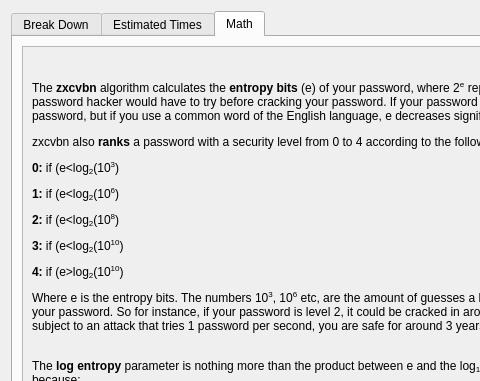
Qt form scr/passwordInfo.ui (waltergallegog/SEcubeWallet) before a commit; both pictures show x 0 to 480 and y 0 to 381 of the 758 by 485 pixel window.
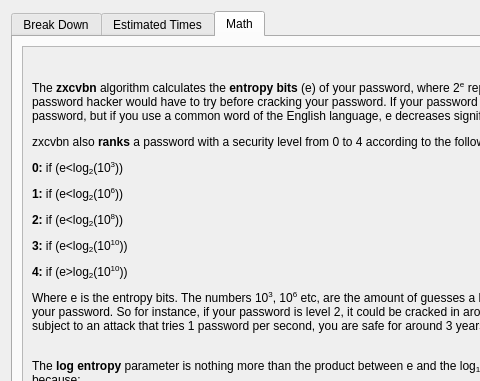
The same form after that commit. The open tabs and pages were chosen to show the change.

```diff
--- a/scr/passwordInfo.ui
+++ b/scr/passwordInfo.ui
@@ -195,11 +195,11 @@
 &lt;/style&gt;&lt;/head&gt;&lt;body style=&quot; font-family:'Sans Serif'; font-size:9pt; font-weight:400; font-style:normal;&quot;&gt;
 &lt;p style=&quot; margin-top:12px; margin-bottom:12px; margin-left:0px; margin-right:0px; -qt-block-indent:0; text-indent:0px;&quot;&gt;The &lt;span style=&quot; font-weight:600;&quot;&gt;zxcvbn&lt;/span&gt; algorithm calculates the&lt;span style=&quot; font-weight:600;&quot;&gt; entropy bits&lt;/span&gt; (e) of your password, where 2&lt;span style=&quot; vertical-align:super;&quot;&gt;e&lt;/span&gt;&lt;span style=&quot; font-size:10pt;&quot;&gt; &lt;/span&gt;represents the number of different possibilities a password hacker would have to try before cracking your password. If your password is really random then e is the length of your password, but if you use a common word of the English language, e decreases significantly. &lt;/p&gt;
 &lt;p style=&quot; margin-top:12px; margin-bottom:12px; margin-left:0px; margin-right:0px; -qt-block-indent:0; text-indent:0px;&quot;&gt;zxcvbn also &lt;span style=&quot; font-weight:600;&quot;&gt;ranks&lt;/span&gt; a password with a security level from 0 to 4 according to the following rules:&lt;/p&gt;
-&lt;p style=&quot; margin-top:12px; margin-bottom:12px; margin-left:0px; margin-right:0px; -qt-block-indent:0; text-indent:0px;&quot;&gt;&lt;span style=&quot; font-weight:600;&quot;&gt;0:&lt;/span&gt; if (e&amp;lt;log&lt;span style=&quot; vertical-align:sub;&quot;&gt;2&lt;/span&gt;(10&lt;span style=&quot; vertical-align:super;&quot;&gt;3&lt;/span&gt;) &lt;/p&gt;
-&lt;p style=&quot; margin-top:12px; margin-bottom:12px; margin-left:0px; margin-right:0px; -qt-block-indent:0; text-indent:0px;&quot;&gt;&lt;span style=&quot; font-weight:600;&quot;&gt;1: &lt;/span&gt;if (e&amp;lt;log&lt;span style=&quot; vertical-align:sub;&quot;&gt;2&lt;/span&gt;(10&lt;span style=&quot; vertical-align:super;&quot;&gt;6&lt;/span&gt;)&lt;/p&gt;
-&lt;p style=&quot; margin-top:12px; margin-bottom:12px; margin-left:0px; margin-right:0px; -qt-block-indent:0; text-indent:0px;&quot;&gt;&lt;span style=&quot; font-weight:600;&quot;&gt;2:&lt;/span&gt; if (e&amp;lt;log&lt;span style=&quot; vertical-align:sub;&quot;&gt;2&lt;/span&gt;(10&lt;span style=&quot; vertical-align:super;&quot;&gt;8&lt;/span&gt;)&lt;/p&gt;
-&lt;p style=&quot; margin-top:12px; margin-bottom:12px; margin-left:0px; margin-right:0px; -qt-block-indent:0; text-indent:0px;&quot;&gt;&lt;span style=&quot; font-weight:600;&quot;&gt;3: &lt;/span&gt;if (e&amp;lt;log&lt;span style=&quot; vertical-align:sub;&quot;&gt;2&lt;/span&gt;(10&lt;span style=&quot; vertical-align:super;&quot;&gt;10&lt;/span&gt;)&lt;/p&gt;
-&lt;p style=&quot; margin-top:12px; margin-bottom:12px; margin-left:0px; margin-right:0px; -qt-block-indent:0; text-indent:0px;&quot;&gt;&lt;span style=&quot; font-weight:600;&quot;&gt;4:&lt;/span&gt; if (e&amp;gt;log&lt;span style=&quot; vertical-align:sub;&quot;&gt;2&lt;/span&gt;(10&lt;span style=&quot; vertical-align:super;&quot;&gt;10&lt;/span&gt;)&lt;/p&gt;
+&lt;p style=&quot; margin-top:12px; margin-bottom:12px; margin-left:0px; margin-right:0px; -qt-block-indent:0; text-indent:0px;&quot;&gt;&lt;span style=&quot; font-weight:600;&quot;&gt;0:&lt;/span&gt; if (e&amp;lt;log&lt;span style=&quot; vertical-align:sub;&quot;&gt;2&lt;/span&gt;(10&lt;span style=&quot; vertical-align:super;&quot;&gt;3&lt;/span&gt;))&lt;/p&gt;
+&lt;p style=&quot; margin-top:12px; margin-bottom:12px; margin-left:0px; margin-right:0px; -qt-block-indent:0; text-indent:0px;&quot;&gt;&lt;span style=&quot; font-weight:600;&quot;&gt;1: &lt;/span&gt;if (e&amp;lt;log&lt;span style=&quot; vertical-align:sub;&quot;&gt;2&lt;/span&gt;(10&lt;span style=&quot; vertical-align:super;&quot;&gt;6&lt;/span&gt;))&lt;/p&gt;
+&lt;p style=&quot; margin-top:12px; margin-bottom:12px; margin-left:0px; margin-right:0px; -qt-block-indent:0; text-indent:0px;&quot;&gt;&lt;span style=&quot; font-weight:600;&quot;&gt;2:&lt;/span&gt; if (e&amp;lt;log&lt;span style=&quot; vertical-align:sub;&quot;&gt;2&lt;/span&gt;(10&lt;span style=&quot; vertical-align:super;&quot;&gt;8&lt;/span&gt;))&lt;/p&gt;
+&lt;p style=&quot; margin-top:12px; margin-bottom:12px; margin-left:0px; margin-right:0px; -qt-block-indent:0; text-indent:0px;&quot;&gt;&lt;span style=&quot; font-weight:600;&quot;&gt;3: &lt;/span&gt;if (e&amp;lt;log&lt;span style=&quot; vertical-align:sub;&quot;&gt;2&lt;/span&gt;(10&lt;span style=&quot; vertical-align:super;&quot;&gt;10&lt;/span&gt;))&lt;/p&gt;
+&lt;p style=&quot; margin-top:12px; margin-bottom:12px; margin-left:0px; margin-right:0px; -qt-block-indent:0; text-indent:0px;&quot;&gt;&lt;span style=&quot; font-weight:600;&quot;&gt;4:&lt;/span&gt; if (e&amp;gt;log&lt;span style=&quot; vertical-align:sub;&quot;&gt;2&lt;/span&gt;(10&lt;span style=&quot; vertical-align:super;&quot;&gt;10&lt;/span&gt;))&lt;/p&gt;
 &lt;p style=&quot; margin-top:12px; margin-bottom:12px; margin-left:0px; margin-right:0px; -qt-block-indent:0; text-indent:0px;&quot;&gt;Where e is the entropy bits. The numbers 10&lt;span style=&quot; vertical-align:super;&quot;&gt;3&lt;/span&gt;, 10&lt;span style=&quot; vertical-align:super;&quot;&gt;6&lt;/span&gt; etc, are the amount of guesses a hacker program would have to make to crack your password. So for instance, if your password is level 2, it could be cracked in around 10&lt;span style=&quot; vertical-align:super;&quot;&gt;8&lt;/span&gt; guesses. So if, for example you are subject to an attack that tries 1 password per second, you are safe for around 3 years.&lt;br /&gt;&lt;/p&gt;
 &lt;p style=&quot; margin-top:12px; margin-bottom:12px; margin-left:0px; margin-right:0px; -qt-block-indent:0; text-indent:0px;&quot;&gt;The &lt;span style=&quot; font-weight:600;&quot;&gt;log entropy&lt;/span&gt; parameter is nothing more than the product between e and the log&lt;span style=&quot; vertical-align:sub;&quot;&gt;10&lt;/span&gt;(2), which is useful to determine the level because:&lt;br /&gt;e&amp;lt;log&lt;span style=&quot; vertical-align:sub;&quot;&gt;2&lt;/span&gt;(10&lt;span style=&quot; vertical-align:super;&quot;&gt;n&lt;/span&gt;) is equivalent to e*log&lt;span style=&quot; vertical-align:sub;&quot;&gt;10&lt;/span&gt;(2)&amp;lt;n, with n=3,6,8,10.&lt;/p&gt;&lt;/body&gt;&lt;/html&gt;</string>
              </property>
```
Left out of the diff: 2 changed lines with no effect on the pictures.
